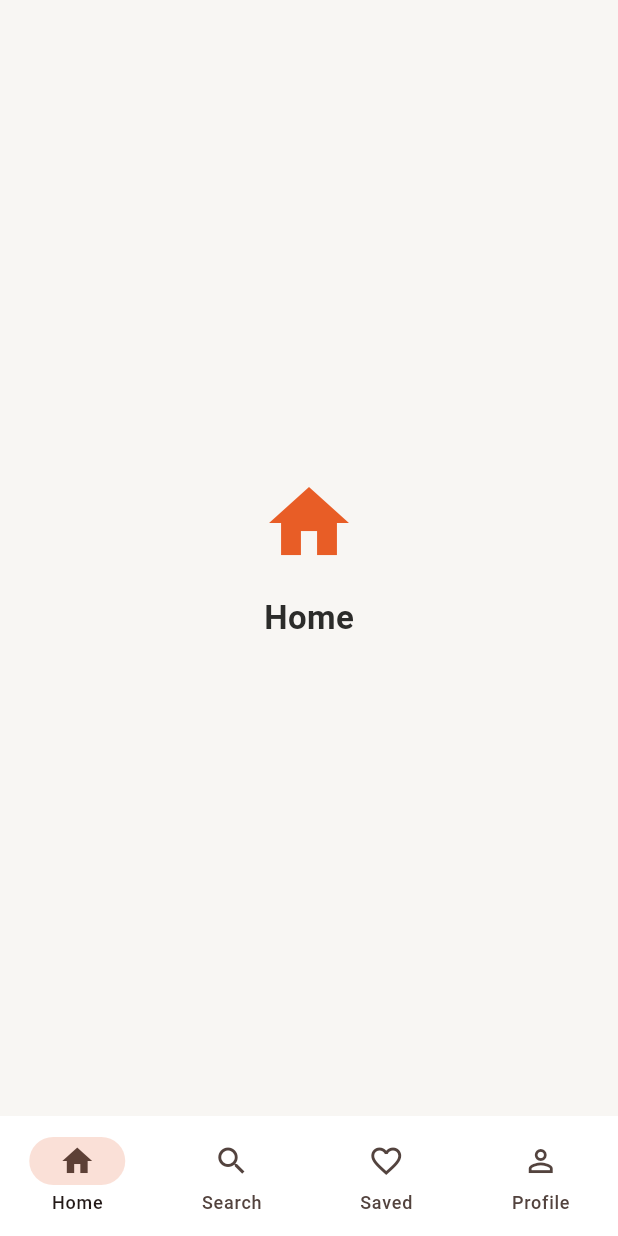
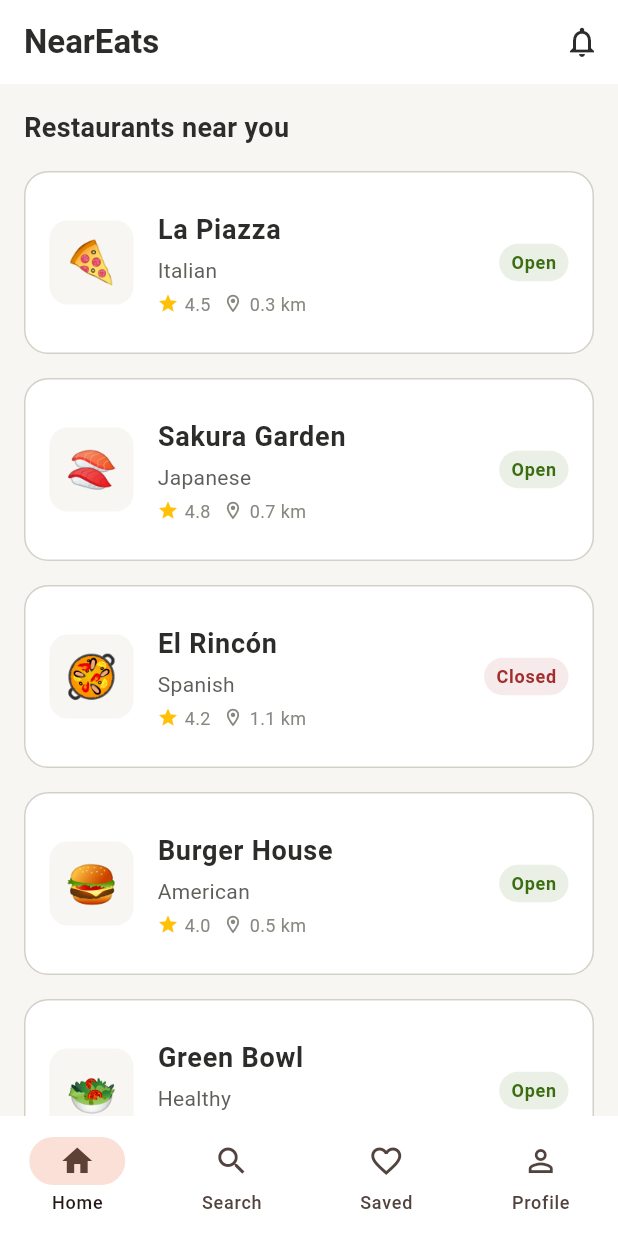
Before and after one commit to ivanperezveiga-a11y/neareats, a Flutter app: the screen it shows after launch, on a phone screen of 412 x 824 dp. Run offline on Flutter 3.47's test engine with Material 3 defaults, Android fonts, the phone set to English and light mode, and no system bars.

Commit message:
feat: add home screen with restaurant list

```diff
--- /dev/null
+++ b/lib/screens/home_screen.dart
@@ -0,0 +1,139 @@
+import 'package:flutter/material.dart';
+import '../theme/app_theme.dart';
+
+class HomeScreen extends StatelessWidget {
+  const HomeScreen({super.key});
+
+  final List<Map<String, dynamic>> _restaurants = const [
+    {
+      'name': 'La Piazza',
+      'cuisine': 'Italian',
+      'rating': 4.5,
+      'distance': '0.3 km',
+      'image': '🍕',
+      'open': true,
+    },
+    {
+      'name': 'Sakura Garden',
+      'cuisine': 'Japanese',
+      'rating': 4.8,
+      'distance': '0.7 km',
+      'image': '🍣',
+      'open': true,
+    },
+    {
+      'name': 'El Rincón',
+      'cuisine': 'Spanish',
+      'rating': 4.2,
+      'distance': '1.1 km',
+      'image': '🥘',
+      'open': false,
+    },
+    {
+      'name': 'Burger House',
+      'cuisine': 'American',
+      'rating': 4.0,
+      'distance': '0.5 km',
+      'image': '🍔',
+      'open': true,
+    },
+    {
+      'name': 'Green Bowl',
+      'cuisine': 'Healthy',
+      'rating': 4.6,
+      'distance': '1.4 km',
+      'image': '🥗',
+      'open': true,
+    },
+  ];
+
+  @override
+  Widget build(BuildContext context) {
+    return Scaffold(
+      appBar: AppBar(
+        title: const Text('NearEats', style: AppTextStyles.heading2),
+        actions: [
+          IconButton(
+            icon: const Icon(Icons.notifications_outlined),
+            onPressed: () {},
+          ),
+        ],
+      ),
+      body: ListView(
+        padding: const EdgeInsets.all(AppSpacing.md),
+        children: [
+          const Text('Restaurants near you', style: AppTextStyles.heading3),
+          const SizedBox(height: AppSpacing.md),
+          ..._restaurants.map((r) => _RestaurantCard(restaurant: r)),
+        ],
+      ),
+    );
+  }
+}
+
+class _RestaurantCard extends StatelessWidget {
+  final Map<String, dynamic> restaurant;
+
+  const _RestaurantCard({required this.restaurant});
+
+  @override
+  Widget build(BuildContext context) {
+    return Container(
+      margin: const EdgeInsets.only(bottom: AppSpacing.md),
+      decoration: BoxDecoration(
+        color: AppColors.surface,
+        borderRadius: BorderRadius.circular(AppRadius.lg),
+        border: Border.all(color: AppColors.border),
+      ),
+      child: ListTile(
+        contentPadding: const EdgeInsets.all(AppSpacing.md),
+        leading: Container(
+          width: 56,
+          height: 56,
+          decoration: BoxDecoration(
+            color: AppColors.background,
+            borderRadius: BorderRadius.circular(AppRadius.md),
+          ),
+          child: Center(
+            child: Text(restaurant['image'], style: const TextStyle(fontSize: 28)),
+          ),
+        ),
+        title: Text(restaurant['name'], style: AppTextStyles.heading3),
+        subtitle: Column(
+          crossAxisAlignment: CrossAxisAlignment.start,
+          children: [
+            const SizedBox(height: 4),
+            Text(restaurant['cuisine'], style: AppTextStyles.bodySecondary),
+            const SizedBox(height: 4),
+            Row(
+              children: [
+                const Icon(Icons.star, size: 14, color: Colors.amber),
+                const SizedBox(width: 4),
+                Text('${restaurant['rating']}', style: AppTextStyles.caption),
+                const SizedBox(width: 8),
+                const Icon(Icons.location_on_outlined, size: 14, color: AppColors.textHint),
+                const SizedBox(width: 4),
+                Text(restaurant['distance'], style: AppTextStyles.caption),
+              ],
+            ),
+          ],
+        ),
+        trailing: Container(
+          padding: const EdgeInsets.symmetric(horizontal: 8, vertical: 4),
+          decoration: BoxDecoration(
+            color: restaurant['open'] ? AppColors.success.withOpacity(0.1) : AppColors.error.withOpacity(0.1),
+            borderRadius: BorderRadius.circular(AppRadius.full),
+          ),
+          child: Text(
+            restaurant['open'] ? 'Open' : 'Closed',
+            style: TextStyle(
+              fontSize: 12,
+              color: restaurant['open'] ? AppColors.success : AppColors.error,
+              fontWeight: FontWeight.w600,
+            ),
+          ),
+        ),
+      ),
+    );
+  }
+}
--- a/lib/screens/main_screen.dart
+++ b/lib/screens/main_screen.dart
@@ -1,5 +1,6 @@
 import 'package:flutter/material.dart';
 import '../theme/app_theme.dart';
+import 'home_screen.dart';
 
 class MainScreen extends StatefulWidget {
   const MainScreen({super.key});
@@ -12,7 +13,7 @@ class _MainScreenState extends State<MainScreen> {
   int _currentIndex = 0;
 
   final List<Widget> _screens = [
-    const _PlaceholderScreen(label: 'Home', icon: Icons.home),
+    const HomeScreen(),
     const _PlaceholderScreen(label: 'Search', icon: Icons.search),
     const _PlaceholderScreen(label: 'Saved', icon: Icons.favorite),
     const _PlaceholderScreen(label: 'Profile', icon: Icons.person),
```
